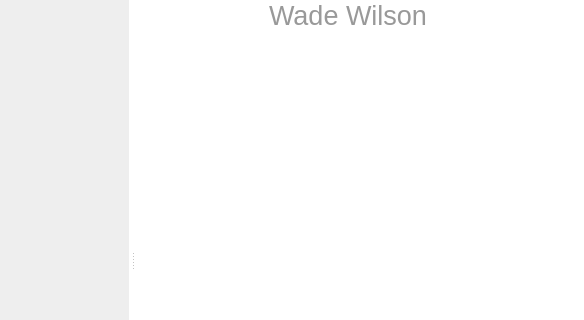
The window that E2EEIM-Desktop/mainwindow.ui (E2EEIM/E2EEIM) describes before a commit, drawn with Qt 5; both pictures show x 234 to 818 and y 0 to 320 of the 818 by 520 pixel window.
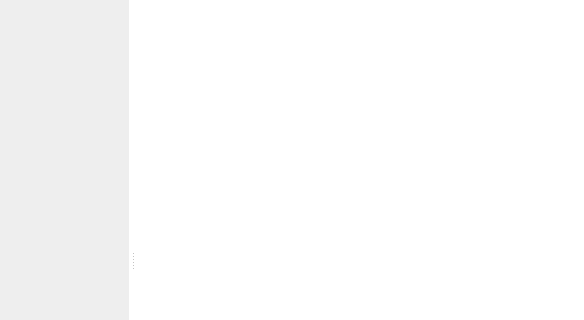
The same window after the commit. Icons and pictures are not drawn.

Commit message: Test display conversation with wordWarp

What changed in the file:
```diff
--- a/E2EEIM-Desktop/mainwindow.ui
+++ b/E2EEIM-Desktop/mainwindow.ui
@@ -456,7 +456,7 @@
            <string notr="true">color: #999999;</string>
           </property>
           <property name="text">
-           <string notr="true">Wade Wilson</string>
+           <string notr="true"/>
           </property>
           <property name="alignment">
            <set>Qt::AlignCenter</set>
```
Left out of the diff: 13 changed lines with no effect on the pictures. The commit also changes 2 other files.
